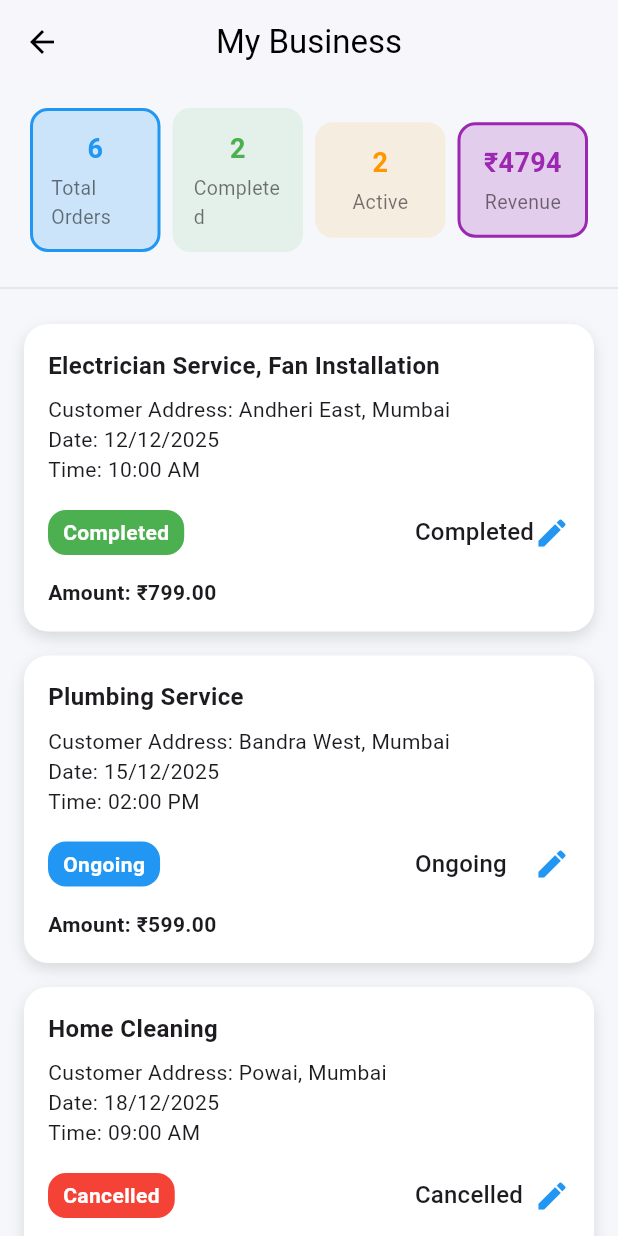
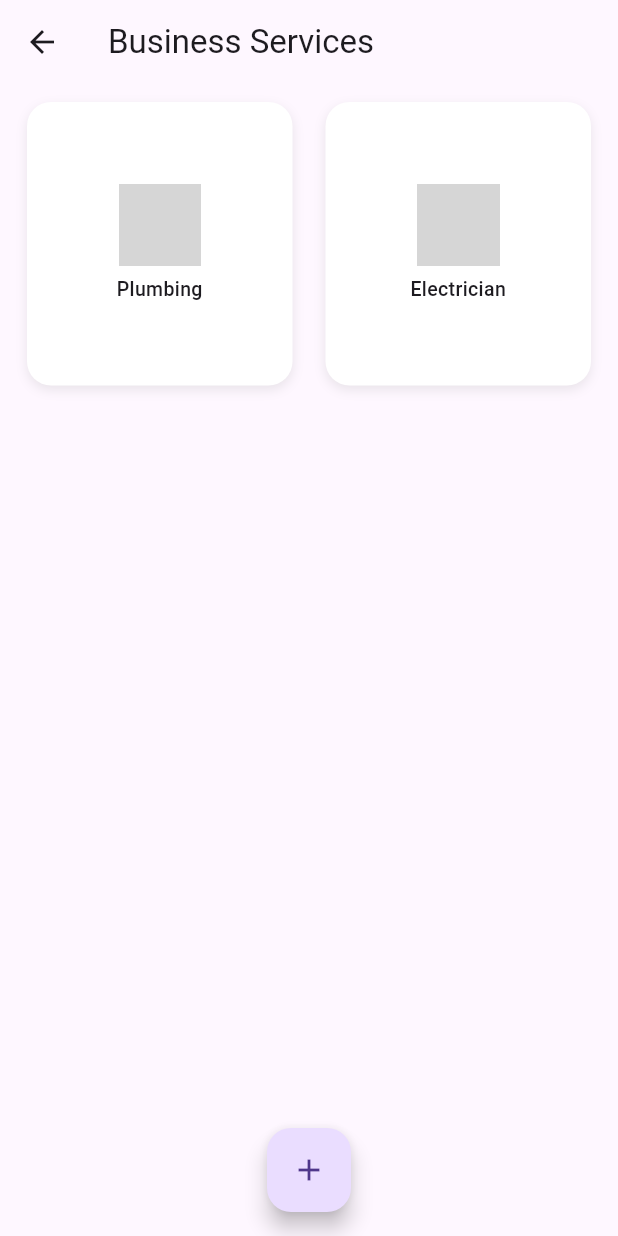
Before and after one commit to murkar321/callme, a Flutter app: the BusinessPage screen opened directly, on a phone screen of 412 x 824 dp. Run offline on Flutter 3.47's test engine with Material 3 defaults, Android fonts, the phone set to English and light mode, and no system bars; our stand-ins replace cloud_firestore, firebase_auth, firebase_core, geocoding, geolocator, google_maps_flutter and 2 more; accounts and stored records are empty; grey boxes are pictures that could not be loaded.

Commit message:
Business page changes

```diff
--- a/lib/screens/business_page.dart
+++ b/lib/screens/business_page.dart
@@ -1,6 +1,8 @@
+import 'dart:io';
 import 'package:flutter/material.dart';
-import 'package:callme/models/order_model.dart';
-import 'package:callme/data/orders_data.dart';
+import 'package:image_picker/image_picker.dart';
+import 'package:callme/models/service_category.dart';
+import 'package:callme/widgets/category_card.dart';
 
 class BusinessPage extends StatefulWidget {
   const BusinessPage({super.key});
@@ -10,248 +12,186 @@ class BusinessPage extends StatefulWidget {
 }
 
 class _BusinessPageState extends State<BusinessPage> {
-  String selectedFilter = "All"; // ✅ default view
+  List<ServiceCategory> businessCategories = [
+    ServiceCategory(name: 'Plumbing', imagePath: 'assets/images/plumbing.png'),
+    ServiceCategory(name: 'Electrician', imagePath: 'assets/images/electrician.png'),
+  ];
 
-  @override
-  Widget build(BuildContext context) {
-    final allOrders = [...OrdersData.orders];
+  final ImagePicker _picker = ImagePicker();
 
-    final totalOrders = allOrders.length;
-    final completedOrders =
-        allOrders.where((o) => o.status == 'Completed').toList();
+  // Function to show dialog to add new service
+  void _showAddServiceDialog() {
+    final TextEditingController nameController = TextEditingController();
+    final TextEditingController mobileController = TextEditingController();
+    final TextEditingController emailController = TextEditingController();
+    final TextEditingController addressController = TextEditingController();
+    File? pickedImage;
+    String? selectedCategory; // Dropdown selection
 
-    // ✅ Include both Pending and Ongoing orders as Active
-    final activeOrders = allOrders
-        .where((o) => o.status == 'Pending' || o.status == 'Ongoing')
-        .toList();
+    // Predefined categories
+    List<String> categories = ['Plumbing', 'Electrician', 'Carpentry', 'Cleaning'];
 
-    final totalRevenue =
-        allOrders.fold<double>(0, (sum, o) => sum + o.totalAmount);
+    showDialog(
+      context: context,
+      builder: (context) {
+        return StatefulBuilder(
+          builder: (context, setStateDialog) {
+            return AlertDialog(
+              title: const Text('Add New Service'),
+              content: SingleChildScrollView(
+                child: Column(
+                  children: [
+                    // Dropdown for selecting category
+                    DropdownButtonFormField<String>(
+                      value: selectedCategory,
+                      decoration: const InputDecoration(
+                        labelText: 'Select Category',
+                        border: OutlineInputBorder(),
+                      ),
+                      items: categories.map((category) {
+                        return DropdownMenuItem(
+                          value: category,
+                          child: Text(category),
+                        );
+                      }).toList(),
+                      onChanged: (value) {
+                        setStateDialog(() {
+                          selectedCategory = value;
+                        });
+                      },
+                    ),
+                    const SizedBox(height: 10),
 
-    // ✅ filter logic
-    List<OrderModel> filteredOrders;
-    switch (selectedFilter) {
-      case 'Completed':
-        filteredOrders = completedOrders;
-        break;
-      case 'Active':
-        filteredOrders = activeOrders;
-        break;
-      default:
-        filteredOrders = allOrders;
+                    // Service Name
+                    TextField(
+                      controller: nameController,
+                      decoration: const InputDecoration(
+                        labelText: 'Service Name',
+                        border: OutlineInputBorder(),
+                      ),
+                    ),
+                    const SizedBox(height: 10),
+
+                    // Mobile
+                    TextField(
+                      controller: mobileController,
+                      keyboardType: TextInputType.phone,
+                      decoration: const InputDecoration(
+                        labelText: 'Mobile No',
+                        border: OutlineInputBorder(),
+                      ),
+                    ),
+                    const SizedBox(height: 10),
+
+                    // Email
+                    TextField(
+                      controller: emailController,
+                      keyboardType: TextInputType.emailAddress,
+                      decoration: const InputDecoration(
+                        labelText: 'Email Id',
+                        border: OutlineInputBorder(),
+                      ),
+                    ),
+                    const SizedBox(height: 10),
+
+                    // Address
+                    TextField(
+                      controller: addressController,
+                      decoration: const InputDecoration(
+                        labelText: 'Address',
+                        border: OutlineInputBorder(),
+                      ),
+                    ),
+                    const SizedBox(height: 10),
+
+                    // Image picker
+                    GestureDetector(
+                      onTap: () async {
+                        final XFile? image = await _picker.pickImage(source: ImageSource.gallery);
+                        if (image != null) {
+                          setStateDialog(() {
+                            pickedImage = File(image.path);
+                          });
                         }
-
-    return Scaffold(
-      appBar: AppBar(
-        title: const Text("My Business"),
-        centerTitle: true,
-        backgroundColor: Colors.white,
-        foregroundColor: Colors.black,
-        elevation: 1,
+                      },
+                      child: Container(
+                        height: 150,
+                        width: double.infinity,
+                        decoration: BoxDecoration(
+                          border: Border.all(color: Colors.grey),
+                          borderRadius: BorderRadius.circular(8),
                         ),
-      backgroundColor: const Color(0xFFF5F7FB),
-      body: allOrders.isEmpty
-          ? const Center(
-              child: Text(
-                'No customer orders yet',
-                style: TextStyle(fontSize: 16, color: Colors.grey),
+                        child: pickedImage == null
+                            ? const Center(child: Text('Tap to select image'))
+                            : Image.file(pickedImage!, fit: BoxFit.cover),
                       ),
-            )
-          : Column(
-              children: [
-                // ✅ Clickable summary dashboard
-                Padding(
-                  padding: const EdgeInsets.all(16.0),
-                  child: Row(
-                    mainAxisAlignment: MainAxisAlignment.spaceBetween,
-                    children: [
-                      _summaryCard(
-                        title: 'Total Orders',
-                        value: totalOrders.toString(),
-                        color: Colors.blue,
-                        filter: 'All',
-                      ),
-                      _summaryCard(
-                        title: 'Completed',
-                        value: completedOrders.length.toString(),
-                        color: Colors.green,
-                        filter: 'Completed',
-                      ),
-                      _summaryCard(
-                        title: 'Active',
-                        value: activeOrders.length.toString(),
-                        color: Colors.orange,
-                        filter: 'Active',
-                      ),
-                      _summaryCard(
-                        title: 'Revenue',
-                        value: '₹${totalRevenue.toStringAsFixed(0)}',
-                        color: Colors.purple,
-                        filter: 'All',
                     ),
                   ],
                 ),
               ),
+              actions: [
+                TextButton(
+                  onPressed: () => Navigator.pop(context),
+                  child: const Text('Cancel'),
+                ),
+                ElevatedButton(
+                  onPressed: () {
+                    if (nameController.text.isNotEmpty && selectedCategory != null) {
+                      setState(() {
+                        businessCategories.add(
+                          ServiceCategory(
+                            name: '${selectedCategory!} - ${nameController.text}',
+                            imagePath: pickedImage?.path ?? 'assets/images/default.png',
+                          ),
+                        );
+                      });
+                      Navigator.pop(context);
+                    } else {
+                      ScaffoldMessenger.of(context).showSnackBar(
+                        const SnackBar(content: Text('Please enter name and select category')),
+                      );
+                    }
+                  },
+                  child: const Text('Add'),
+                ),
+              ],
+            );
+          },
+        );
+      },
+    );
+  }
 
-                Divider(thickness: 1, color: Colors.grey.shade300),
-
-                // ✅ Display filtered orders
-                Expanded(
-                  child: ListView.builder(
-                    padding: const EdgeInsets.all(16),
-                    itemCount: filteredOrders.length,
+  @override
+  Widget build(BuildContext context) {
+    return Scaffold(
+      appBar: AppBar(
+        title: const Text('Business Services'),
+      ),
+      body: Padding(
+        padding: const EdgeInsets.all(12.0),
+        child: GridView.builder(
+          itemCount: businessCategories.length,
+          gridDelegate: const SliverGridDelegateWithFixedCrossAxisCount(
+            crossAxisCount: 2,
+            crossAxisSpacing: 10,
+            mainAxisSpacing: 10,
+            childAspectRatio: 1,
+          ),
           itemBuilder: (context, index) {
-                      final order = filteredOrders[index];
-                      return _businessOrderCard(order);
+            final category = businessCategories[index];
+            return CategoryCard(
+              name: category.name,
+              imagePath: category.imagePath,
+            );
           },
         ),
       ),
-              ],
+      floatingActionButton: FloatingActionButton(
+        onPressed: _showAddServiceDialog,
+        child: const Icon(Icons.add),
       ),
-    );
-  }
-
-  /// ✅ Summary card now clickable
-  Widget _summaryCard({
-    required String title,
-    required String value,
-    required Color color,
-    required String filter,
-  }) {
-    final isSelected = selectedFilter == filter;
-
-    return Expanded(
-      child: GestureDetector(
-        onTap: () {
-          setState(() {
-            selectedFilter = filter;
-          });
-        },
-        child: AnimatedContainer(
-          duration: const Duration(milliseconds: 250),
-          margin: const EdgeInsets.symmetric(horizontal: 4),
-          padding: const EdgeInsets.all(12),
-          decoration: BoxDecoration(
-            color: isSelected ? color.withOpacity(0.2) : color.withOpacity(0.1),
-            borderRadius: BorderRadius.circular(12),
-            border: Border.all(
-              color: isSelected ? color : Colors.transparent,
-              width: 2,
-            ),
-          ),
-          child: Column(
-            children: [
-              Text(
-                value,
-                style: TextStyle(
-                  fontSize: 18,
-                  fontWeight: FontWeight.bold,
-                  color: color,
-                ),
-              ),
-              const SizedBox(height: 4),
-              Text(
-                title,
-                style: const TextStyle(fontSize: 13, color: Colors.black54),
-              ),
-            ],
-          ),
-        ),
-      ),
-    );
-  }
-
-  Widget _businessOrderCard(OrderModel order) {
-    return Container(
-      margin: const EdgeInsets.only(bottom: 16),
-      padding: const EdgeInsets.all(16),
-      decoration: BoxDecoration(
-        color: Colors.white,
-        borderRadius: BorderRadius.circular(16),
-        boxShadow: const [
-          BoxShadow(color: Colors.black12, blurRadius: 8, offset: Offset(0, 4)),
-        ],
-      ),
-      child: Column(
-        crossAxisAlignment: CrossAxisAlignment.start,
-        children: [
-          Text(
-            order.services.join(', '),
-            style: const TextStyle(fontSize: 16, fontWeight: FontWeight.bold),
-          ),
-          const SizedBox(height: 8),
-          Text('Customer Address: ${order.address}'),
-          Text('Date: ${order.date.day}/${order.date.month}/${order.date.year}'),
-          Text('Time: ${order.time}'),
-          const SizedBox(height: 8),
-
-          Row(
-            mainAxisAlignment: MainAxisAlignment.spaceBetween,
-            children: [
-              _statusBadge(order.status),
-              DropdownButton<String>(
-                value: _validStatus(order.status),
-                underline: const SizedBox(),
-                icon: const Icon(Icons.edit, color: Colors.blue),
-                onChanged: (newStatus) {
-                  setState(() {
-                    order.status = newStatus!;
-                  });
-                },
-                items: const [
-                  DropdownMenuItem(value: 'Pending', child: Text('Pending')),
-                  DropdownMenuItem(value: 'Ongoing', child: Text('Ongoing')),
-                  DropdownMenuItem(value: 'Completed', child: Text('Completed')),
-                  DropdownMenuItem(value: 'Cancelled', child: Text('Cancelled')),
-                ],
-              ),
-            ],
-          ),
-          const SizedBox(height: 6),
-          Text(
-            'Amount: ₹${order.totalAmount.toStringAsFixed(2)}',
-            style: const TextStyle(fontWeight: FontWeight.bold),
-          ),
-        ],
-      ),
-    );
-  }
-
-  String _validStatus(String status) {
-    const validStatuses = ['Pending', 'Ongoing', 'Completed', 'Cancelled'];
-    if (validStatuses.contains(status)) return status;
-    return 'Pending';
-  }
-
-  Widget _statusBadge(String status) {
-    Color bgColor;
-    switch (status) {
-      case 'Completed':
-        bgColor = Colors.green;
-        break;
-      case 'Ongoing':
-        bgColor = Colors.blue;
-        break;
-      case 'Pending':
-        bgColor = Colors.orange;
-        break;
-      case 'Cancelled':
-        bgColor = Colors.red;
-        break;
-      default:
-        bgColor = Colors.grey;
-    }
-
-    return Container(
-      padding: const EdgeInsets.symmetric(horizontal: 10, vertical: 5),
-      decoration: BoxDecoration(
-        color: bgColor,
-        borderRadius: BorderRadius.circular(12),
-      ),
-      child: Text(
-        status,
-        style: const TextStyle(color: Colors.white, fontWeight: FontWeight.w600),
-      ),
+      floatingActionButtonLocation: FloatingActionButtonLocation.centerFloat,
     );
   }
 }
--- a/pubspec.yaml
+++ b/pubspec.yaml
@@ -35,6 +35,7 @@ dependencies:
   # Use with the CupertinoIcons class for iOS style icons.
   cupertino_icons: ^1.0.8
   firebase_core: ^3.15.2
+  image_picker: ^1.0.7
 
 dev_dependencies:
   flutter_test:
```
Also changed, not shown: pubspec.lock, 7 other files. Lines whose indentation alone changed are shown as unchanged.
